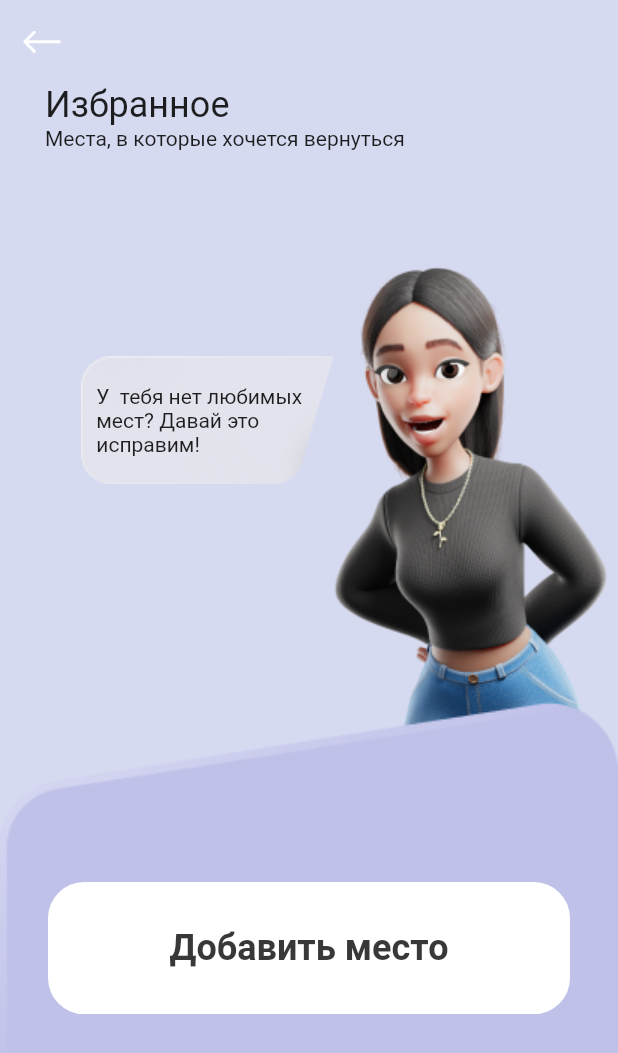
After one commit to aliaksandrviarshel/grsu_guide, a Flutter app: the FavoritesPage screen opened by its route, on a phone screen of 412 x 824 dp. The commit adds this screen. Shown: the top 1053 px of the screen. Run offline on Flutter 3.47's test engine with Material 2 defaults, Android fonts, the phone set to English and light mode, and no system bars; our stand-ins replace flutter_svg, get, shared_preferences; accounts and stored records are empty.

Commit message:
add empty favorites page

```diff
--- a/lib/_common/guide/message.dart
+++ b/lib/_common/guide/message.dart
@@ -11,9 +11,9 @@ class MessageBox extends StatelessWidget {
       Image.asset('assets/images/guide_woman/message.png'),
       Positioned.fill(
         child: Align(
-          child: Text(
-            message,
-            textAlign: TextAlign.center,
+          child: Padding(
+            padding: const EdgeInsets.symmetric(horizontal: 10.0),
+            child: Text(message),
           ),
         ),
       ),
--- /dev/null
+++ b/lib/_common/guide/tour_guide_full_height.dart
@@ -0,0 +1,35 @@
+import 'package:flutter/material.dart';
+
+import 'message.dart';
+
+class TourGuideFullHeight extends StatelessWidget {
+  final guideAspectRatio = 202 / 684;
+
+  const TourGuideFullHeight({super.key});
+
+  @override
+  Widget build(BuildContext context) {
+    return LayoutBuilder(builder: (context, constraints) {
+      final guideWidth = constraints.maxHeight * guideAspectRatio;
+      final guideHeight = constraints.maxHeight;
+
+      return Stack(
+        fit: StackFit.expand,
+        children: [
+          Positioned(
+            bottom: 0,
+            right: 0,
+            child:
+                Image.asset('assets/images/guide_woman/guide_full_height.png'),
+          ),
+          Positioned(
+            top: guideHeight * .19,
+            right: guideWidth - 24,
+            child: const MessageBox(
+                message: 'У  тебя нет любимых мест? Давай это исправим!'),
+          )
+        ],
+      );
+    });
+  }
+}
--- /dev/null
+++ b/lib/favorites/empty_favorites_page.dart
@@ -0,0 +1,15 @@
+import 'package:flutter/material.dart';
+
+class EmptyFavoritesPage extends StatefulWidget {
+  const EmptyFavoritesPage({super.key});
+
+  @override
+  State<EmptyFavoritesPage> createState() => _EmptyFavoritesPageState();
+}
+
+class _EmptyFavoritesPageState extends State<EmptyFavoritesPage> {
+  @override
+  Widget build(BuildContext context) {
+    return const Placeholder();
+  }
+}
--- /dev/null
+++ b/lib/favorites/favorites_page.dart
@@ -0,0 +1,124 @@
+import 'package:flutter/material.dart';
+
+import 'package:flutter_svg/svg.dart';
+
+import 'package:grsu_guide/navigation/app_drawer.dart';
+
+import '../_common/guide/tour_guide_full_height.dart';
+
+class FavoritesPage extends StatefulWidget {
+  const FavoritesPage({super.key});
+
+  @override
+  State<FavoritesPage> createState() => _FavoritesPageState();
+}
+
+class _FavoritesPageState extends State<FavoritesPage> {
+  @override
+  Widget build(BuildContext context) {
+    return Scaffold(
+      backgroundColor: const Color(0xffD6DAF0),
+      drawer: const AppDrawer(),
+      appBar: AppBar(
+        backgroundColor: Colors.transparent,
+        elevation: 0.0,
+        leading: IconButton(
+          onPressed: () {
+            // TODO: remove hardcoded routing
+            Navigator.of(context).pushReplacementNamed('/galleries_map');
+          },
+          icon: SvgPicture.asset('assets/icons/arrow-back.svg'),
+        ),
+      ),
+      body: Stack(
+        fit: StackFit.expand,
+        children: [
+          const Column(
+            crossAxisAlignment: CrossAxisAlignment.start,
+            children: [
+              Padding(
+                padding: EdgeInsets.symmetric(horizontal: 30),
+                child: Column(
+                  crossAxisAlignment: CrossAxisAlignment.start,
+                  children: [
+                    Text(
+                      'Избранное',
+                      style: TextStyle(fontSize: 24),
+                    ),
+                    Text('Места, в которые хочется вернуться')
+                  ],
+                ),
+              ),
+              Expanded(child: TourGuideFullHeight()),
+            ],
+          ),
+          Positioned(
+            bottom: 0,
+            left: 0,
+            right: 0,
+            child: Stack(
+              children: [
+                Row(
+                  children: [
+                    Expanded(
+                      child: Image.asset(
+                        'assets/images/favorites/menu_swipe.png',
+                        fit: BoxFit.fitWidth,
+                      ),
+                    ),
+                  ],
+                ),
+                Row(
+                  children: [
+                    Expanded(
+                      child: Padding(
+                        padding: const EdgeInsets.only(
+                          top: 120.0,
+                          right: 32.0,
+                          left: 32.0,
+                        ),
+                        child: Container(
+                          decoration: BoxDecoration(
+                              borderRadius: BorderRadius.circular(25.0)),
+                          child: TextButton(
+                            onPressed: () {
+                              // TODO: remove hardcoded routing
+                              Navigator.of(context)
+                                  .pushReplacementNamed('/galleries_map');
+                            },
+                            style: ButtonStyle(
+                              backgroundColor: MaterialStateProperty.all<Color>(
+                                  Colors.white),
+                              foregroundColor: MaterialStateProperty.all(
+                                const Color(0xff383838),
+                              ),
+                              minimumSize: MaterialStateProperty.all(
+                                const Size.fromHeight(88),
+                              ),
+                              shape: MaterialStateProperty.all<
+                                  RoundedRectangleBorder>(
+                                RoundedRectangleBorder(
+                                    borderRadius: BorderRadius.circular(24.0)),
+                              ),
+                            ),
+                            child: const Text(
+                              'Добавить место',
+                              style: TextStyle(
+                                fontSize: 24,
+                                fontWeight: FontWeight.bold,
+                              ),
+                            ),
+                          ),
+                        ),
+                      ),
+                    ),
+                  ],
+                ),
+              ],
+            ),
+          )
+        ],
+      ),
+    );
+  }
+}
--- a/lib/main.dart
+++ b/lib/main.dart
@@ -2,6 +2,7 @@ import 'package:flutter/material.dart';
 
 import 'package:grsu_guide/virtual_gallery/screens/virtual_gallery_page.dart';
 
+import 'favorites/favorites_page.dart';
 import 'galleries/screens/galleries_page.dart';
 import 'splash/splash_screen.dart';
 
@@ -26,6 +27,7 @@ class MyApp extends StatelessWidget {
         '/galleries_map': (context) =>
             const GalleriesPage(mapId: 'eb94f6b4-06ff-4dd3-9ec6-36f5a7baa2b9'),
         '/virtual_gallery': (context) => const VirtualGalleryPage(),
+        '/favorites': (context) => const FavoritesPage(),
       },
     );
   }
--- a/lib/navigation/navigation_item.dart
+++ b/lib/navigation/navigation_item.dart
@@ -83,7 +83,7 @@ final _navItems = [
   ),
   NavigationItem(
     route: Routes.favorites,
-    routeName: 'empty',
+    routeName: '/favorites',
     name: 'Избранное',
     smallIcon: Image.asset(
       'assets/icons/navigation/favorites_small.png',
--- a/pubspec.yaml
+++ b/pubspec.yaml
@@ -67,6 +67,7 @@ flutter:
       - assets/images/guide_woman/
       - assets/images/galleries/
       - assets/images/vr_gallery/
+      - assets/images/favorites/
       - assets/images/splash/
       - assets/maps/
       - assets/icons/
```
Also changed, not shown: assets/images/favorites/menu_swipe.png (added), assets/images/guide_woman/guide_full_height.png (added).
